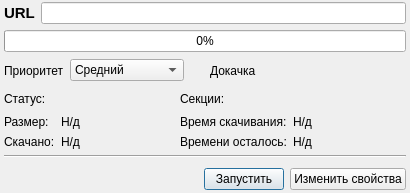
Above: REXLoader/taskdialog.ui from RA9OAJ/rexloader before the change. Below: the same form after it.
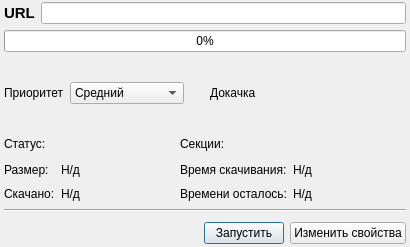
That is the form after the change. Icons and pictures are not drawn.

Commit message: Исправления: 	- исправлена оконная форма диалога свойства задания; 	- исправлен минимальный период хранения логов закачек с 10 секунд до 300 секунд; 	- исправлена ошибка с появлением окна без его активации при разворачивании из трея.

```diff
--- a/REXLoader/taskdialog.ui
+++ b/REXLoader/taskdialog.ui
@@ -7,7 +7,7 @@
     <x>0</x>
     <y>0</y>
     <width>410</width>
-    <height>193</height>
+    <height>247</height>
    </rect>
   </property>
   <property name="sizePolicy">
@@ -19,13 +19,13 @@
   <property name="minimumSize">
    <size>
     <width>410</width>
-    <height>193</height>
+    <height>247</height>
    </size>
   </property>
   <property name="maximumSize">
    <size>
     <width>410</width>
-    <height>193</height>
+    <height>247</height>
    </size>
   </property>
   <property name="baseSize">
```
The commit also changes 2 other files.
